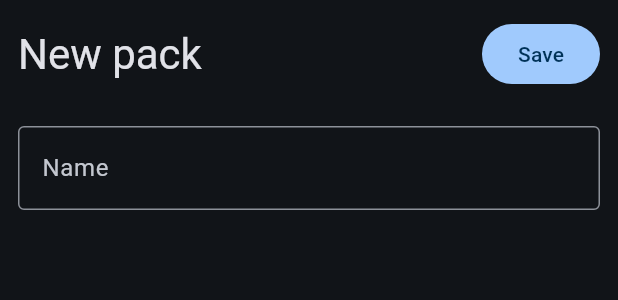
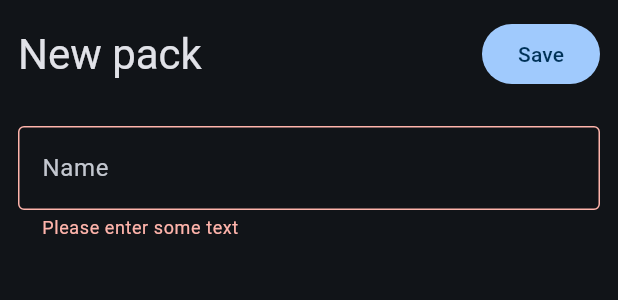
Before and after one commit to Chiggy-Playz/mime_app, a Flutter app: the NewPackWidget widget shown alone on an empty page, opened directly, after a tap on "Save", on a phone screen of 412 x 824 dp. Shown: the top 300 px of the screen. Run offline on Flutter 3.47's test engine with Material 2 defaults, Android fonts, the phone set to English and light mode, and no system bars; our stand-ins replace bloc, dio, equatable, flutter_bloc, flutter_image_compress, flutter_speed_dial and 3 more; missing offline and left inert: fast_image_resizer; accounts and stored records are empty; statements that could not run were skipped.

Commit message:
Add new pack functionality

```diff
--- a/lib/detailed_view/presentation/screens/pack_details_screen.dart
+++ b/lib/detailed_view/presentation/screens/pack_details_screen.dart
@@ -5,7 +5,6 @@ import 'package:mime_app/detailed_view/bloc/pack_details_bloc.dart';
 import 'package:mime_app/detailed_view/presentation/widgets/sticker_pack_widget.dart';
 import 'package:mime_app/pack_selector/bloc/pack_selector_bloc.dart';
 import 'package:mime_app/pack_selector/presentation/screens/pack_select_screen.dart';
-import 'package:user_repository/user_repository.dart';
 
 class PackDetailsScreen extends StatefulWidget {
   const PackDetailsScreen({super.key, required this.pack});
@@ -54,7 +53,6 @@ class _PackDetailsScreenState extends State<PackDetailsScreen> {
                     onPressed: () async {
                       final packSelectorBloc = PackSelectorBloc(
                         RepositoryProvider.of<AssetsRepository>(context),
-                        RepositoryProvider.of<UserRepository>(context),
                       );
 
                       await Navigator.of(context).push(
@@ -66,6 +64,7 @@ class _PackDetailsScreenState extends State<PackDetailsScreen> {
                         ),
                       );
 
+                      await packSelectorBloc.close();
                     },
                     child: const Icon(Icons.add),
                   )
--- /dev/null
+++ b/lib/new_pack/bloc/new_pack_event.dart
@@ -0,0 +1,18 @@
+part of 'new_pack_bloc.dart';
+
+sealed class NewPackEvent extends Equatable {
+  const NewPackEvent();
+
+  @override
+  List<Object> get props => [];
+}
+
+class PackSaved extends NewPackEvent {
+  const PackSaved(this.name, this.trayIconPath);
+
+  final String name;
+  final String trayIconPath;
+
+  @override
+  List<Object> get props => [name, trayIconPath];
+}
--- /dev/null
+++ b/lib/new_pack/bloc/new_pack_state.dart
@@ -0,0 +1,20 @@
+part of 'new_pack_bloc.dart';
+
+sealed class NewPackState extends Equatable {
+  const NewPackState();
+
+  @override
+  List<Object> get props => [];
+}
+
+final class NewPackInitial extends NewPackState {}
+
+final class NewPackLoading extends NewPackState {}
+
+final class NewPackSuccess extends NewPackState {}
+
+final class PackNameConflict extends NewPackState {}
+
+final class DatabaseError extends NewPackState {}
+
+final class UnknownError extends NewPackState {}
--- /dev/null
+++ b/lib/new_pack/widgets/new_pack_bottom_modal_widget.dart
@@ -0,0 +1,151 @@
+import 'package:flutter/material.dart';
+import 'package:flutter_bloc/flutter_bloc.dart';
+import 'package:mime_app/core/extensions/build_context_extensions.dart';
+import 'package:mime_app/new_pack/bloc/new_pack_bloc.dart';
+
+class NewPackWidget extends StatefulWidget {
+  const NewPackWidget({super.key});
+
+  @override
+  State<NewPackWidget> createState() => _NewPackWidgetState();
+}
+
+class _NewPackWidgetState extends State<NewPackWidget> {
+  final _formKey = GlobalKey<FormState>();
+  String name = "";
+  bool loading = false;
+
+  @override
+  Widget build(BuildContext context) {
+    return BlocConsumer<NewPackBloc, NewPackState>(
+      listener: (context, state) {
+        if (state is NewPackLoading) return;
+        setState(() {
+          loading = false;
+        });
+        if (state is NewPackSuccess) {
+          Navigator.of(context).pop();
+        } else if (state is PackNameConflict) {
+          context.showErrorSnackBar(message: "Pack with name already exists.");
+        } else if (state is DatabaseError) {
+          context.showErrorSnackBar(
+              message: "An unknown database error occured.");
+        } else if (state is UnknownError) {
+          context.showErrorSnackBar(message: "An unknown error occured.");
+        }
+      },
+      builder: (context, state) {
+        return Padding(
+          padding:
+              EdgeInsets.only(bottom: MediaQuery.of(context).viewInsets.bottom),
+          child: Form(
+            key: _formKey,
+            child: Column(
+              children: [
+                Padding(
+                  padding: const EdgeInsets.all(12.0),
+                  child: Row(
+                    mainAxisAlignment: MainAxisAlignment.spaceBetween,
+                    children: [
+                      Text("New pack", style: context.headlineMedium),
+                      FilledButton(
+                        onPressed: savePressed,
+                        child: loading
+                            ? Padding(
+                                padding: const EdgeInsets.all(8.0),
+                                child: CircularProgressIndicator(
+                                  color: context.onPrimary,
+                                ),
+                              )
+                            : const Text("Save"),
+                      ),
+                    ],
+                  ),
+                ),
+                Padding(
+                  padding: const EdgeInsets.all(12.0),
+                  child: TextFormField(
+                    enabled: !loading,
+                    decoration: const InputDecoration(
+                      hintText: "Name",
+                      border: OutlineInputBorder(),
+                    ),
+                    onSaved: (value) {
+                      if (value != null) {
+                        name = value;
+                      }
+                    },
+                    validator: (value) {
+                      if (value == null || value.isEmpty) {
+                        return 'Please enter some text';
+                      }
+                      return null;
+                    },
+                  ),
+                ),
+                if (state is PackNameConflict && !loading)
+                  Padding(
+                      padding: const EdgeInsets.all(12.0),
+                      child: Container(
+                        decoration: BoxDecoration(
+                          color: context.error,
+                          borderRadius: BorderRadius.circular(24),
+                        ),
+                        padding: const EdgeInsets.all(12.0),
+                        child: Text(
+                          "Pack with name already exists.",
+                          style: context.bodyMedium!.copyWith(
+                            color: context.onError,
+                          ),
+                        ),
+                      ))
+                else if (state is DatabaseError && !loading)
+                  Padding(
+                      padding: const EdgeInsets.all(12.0),
+                      child: Container(
+                        decoration: BoxDecoration(
+                          color: context.error,
+                          borderRadius: BorderRadius.circular(24),
+                        ),
+                        padding: const EdgeInsets.all(12.0),
+                        child: Text(
+                          "An unknown database error occured.",
+                          style: context.bodyMedium!.copyWith(
+                            color: context.onError,
+                          ),
+                        ),
+                      ))
+                else if (state is UnknownError && !loading)
+                  Padding(
+                      padding: const EdgeInsets.all(12.0),
+                      child: Container(
+                        decoration: BoxDecoration(
+                          color: context.error,
+                          borderRadius: BorderRadius.circular(24),
+                        ),
+                        padding: const EdgeInsets.all(12.0),
+                        child: Text(
+                          "An unknown error occured.",
+                          style: context.bodyMedium!.copyWith(
+                            color: context.onError,
+                          ),
+                        ),
+                      ))
+              ],
+            ),
+          ),
+        );
+      },
+    );
+  }
+
+  Future<void> savePressed() async {
+    if (!_formKey.currentState!.validate()) return;
+
+    _formKey.currentState!.save();
+    setState(() {
+      loading = true;
+    });
+    BlocProvider.of<NewPackBloc>(context).add(PackSaved(name, ""));
+  }
+}
--- a/lib/pack_selector/bloc/pack_selector_state.dart
+++ b/lib/pack_selector/bloc/pack_selector_state.dart
@@ -4,17 +4,15 @@ class PackSelectorState extends Equatable {
   const PackSelectorState(
     this.allPacks,
     this.selectedPacks,
-    this.selectMode,
   );
 
   final List<Pack> allPacks;
   final Set<int> selectedPacks;
-  final bool selectMode;
 
   @override
-  List<Object> get props => [];
+  List<Object> get props => [allPacks, selectedPacks];
 }
 
 class PackSelectorInitial extends PackSelectorState {
-  PackSelectorInitial() : super([], {}, false);
+  PackSelectorInitial() : super([], {});
 }
--- a/lib/pack_selector/presentation/widgets/new_pack_bottom_modal_widget.dart
+++ /dev/null
@@ -1,44 +0,0 @@
-import 'package:flutter/material.dart';
-import 'package:mime_app/core/extensions/build_context_extensions.dart';
-
-class NewPackWidget extends StatefulWidget {
-  const NewPackWidget({super.key});
-
-  @override
-  State<NewPackWidget> createState() => _NewPackWidgetState();
-}
-
-class _NewPackWidgetState extends State<NewPackWidget> {
-  @override
-  Widget build(BuildContext context) {
-    return Column(
-      children: [
-        Padding(
-          padding: const EdgeInsets.all(12.0),
-          child: Row(
-            mainAxisAlignment: MainAxisAlignment.spaceBetween,
-            children: [
-              Text("New pack", style: context.headlineMedium),
-              FilledButton(
-                onPressed: savePressed,
-                child: const Text("Save"),
-              ),
-            ],
-          ),
-        ),
-        Padding(
-          padding: const EdgeInsets.all(12.0),
-          child: TextField(
-            decoration: const InputDecoration(
-              hintText: "Name",
-              border: OutlineInputBorder(),
-            ),
-            onChanged: (value) {},
-          ),
-        )
-      ],
-    );
-  }
-
-  Future<void> savePressed() async {}
-}
--- a/packages/assets_repository/lib/src/exceptions.dart
+++ b/packages/assets_repository/lib/src/exceptions.dart
@@ -5,3 +5,7 @@ class PackNameConflictException extends AssetRepositoryException {
 
   final String name;
 }
+
+class DatabaseException extends AssetRepositoryException {
+  DatabaseException();
+}
```
Also changed, not shown: lib/new_pack/bloc/new_pack_bloc.dart (added, +41 -0 lines), lib/pack_selector/bloc/pack_selector_bloc.dart (+24 -28 lines), lib/pack_selector/bloc/pack_selector_event.dart (+9 -9 lines), lib/pack_selector/presentation/screens/pack_select_screen.dart (+17 -2 lines), packages/assets_repository/lib/src/assets_repository.dart (+24 -4 lines).
